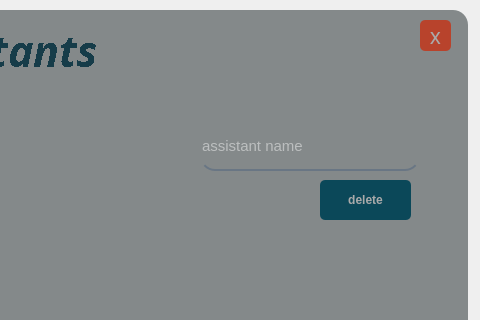
IxBahy/EDU-center-system, file UIs/assistant_add.ui: the form before one commit; both pictures show x 320 to 800 and y 0 to 320 of the 800 by 600 pixel window.
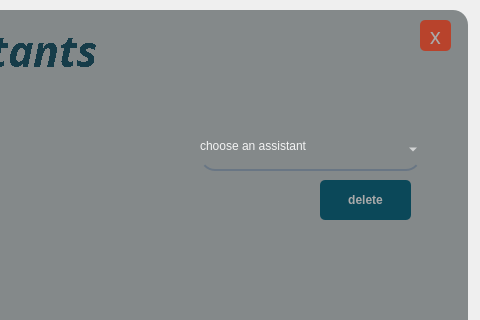
The form after the commit.

```diff
--- a/UIs/assistant_add.ui
+++ b/UIs/assistant_add.ui
@@ -366,34 +366,6 @@
       <string>Last Name</string>
      </property>
     </widget>
-    <widget class="QLineEdit" name="full_Name">
-     <property name="geometry">
-      <rect>
-       <x>510</x>
-       <y>120</y>
-       <width>220</width>
-       <height>41</height>
-      </rect>
-     </property>
-     <property name="font">
-      <font>
-       <pointsize>11</pointsize>
-      </font>
-     </property>
-     <property name="styleSheet">
-      <string notr="true">background-color: rgba(0, 0, 0,0);
-border:none;
-border-bottom:2px solid rgba(105,118,132,255);
-color:rgba(255, 255, 255,230);
-padding-bottom:7px;</string>
-     </property>
-     <property name="text">
-      <string/>
-     </property>
-     <property name="placeholderText">
-      <string>assistant name</string>
-     </property>
-    </widget>
     <widget class="QComboBox" name="teacher_Id_Box">
      <property name="geometry">
       <rect>
@@ -437,6 +409,31 @@
       <string/>
      </property>
     </widget>
+    <widget class="QComboBox" name="assistant_box">
+     <property name="geometry">
+      <rect>
+       <x>510</x>
+       <y>120</y>
+       <width>221</width>
+       <height>41</height>
+      </rect>
+     </property>
+     <property name="styleSheet">
+      <string notr="true">background-color: rgba(0, 0, 0,0);
+border:none;
+border-bottom:2px solid rgba(105,118,132,255);
+color:rgba(255, 255, 255,230);
+padding-bottom:7px;</string>
+     </property>
+     <property name="placeholderText">
+      <string/>
+     </property>
+     <item>
+      <property name="text">
+       <string>choose an assistant</string>
+      </property>
+     </item>
+    </widget>
    </widget>
   </widget>
  </widget>
```
Left out of the diff: 1 changed line with no effect on the pictures.
